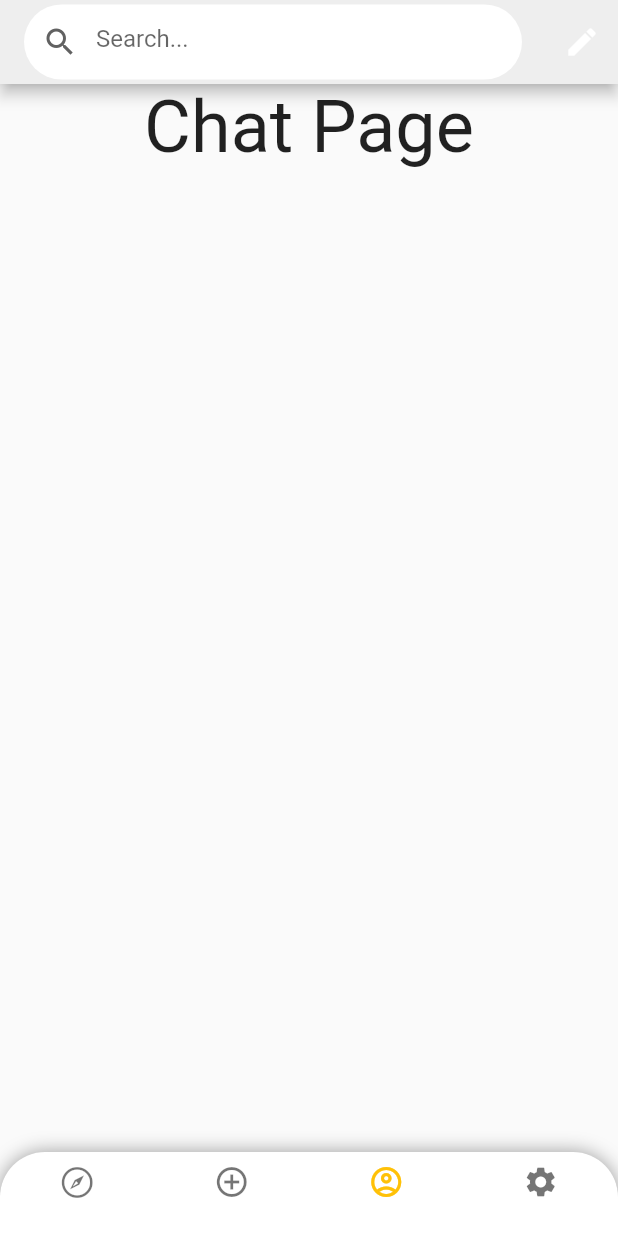
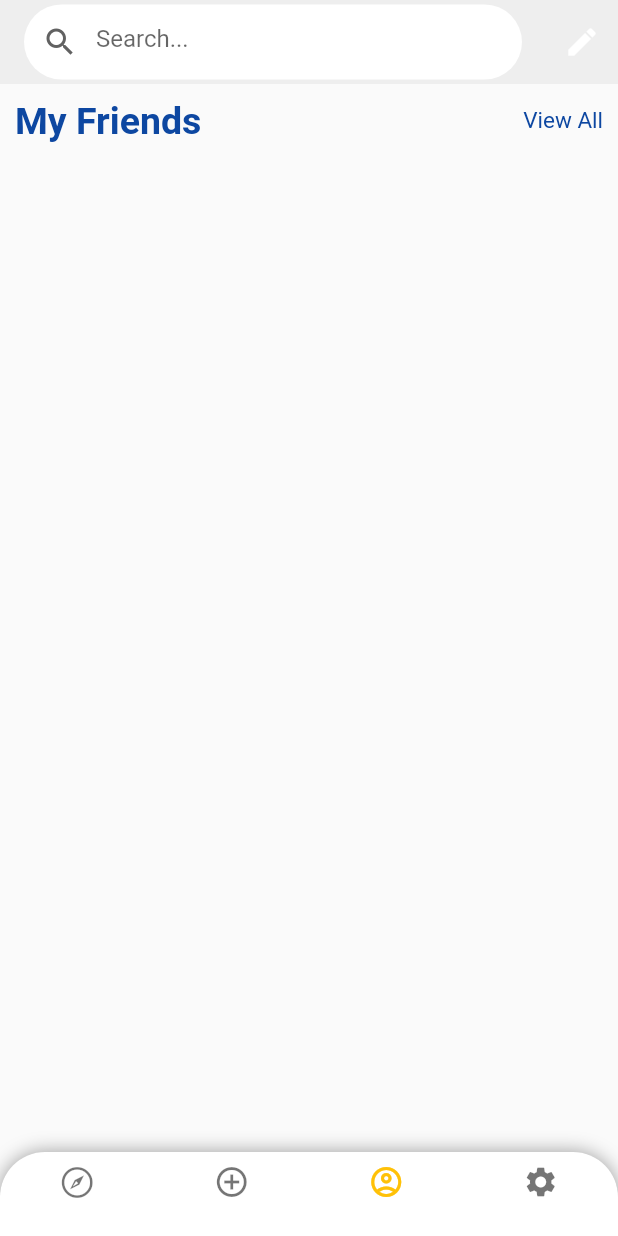
Before and after one commit to storm1486/wyam_app, a Flutter app: the screen it shows after launch, item 3 of the bottom bar chosen, on a phone screen of 412 x 824 dp. Run offline on Flutter 3.47's test engine with Material 2 defaults, Android fonts, the phone set to English and light mode, and no system bars.

Commit message:
Updated Scroll feature on the choose_location page. Updated size of horizontalScroller. Created Chat Page

```diff
--- a/lib/main.dart
+++ b/lib/main.dart
@@ -1,7 +1,7 @@
 import 'package:flutter/material.dart';
 import 'package:wyam_app/pages/applications.dart';
 import 'package:wyam_app/pages/home.dart';
-import 'package:wyam_app/pages/main_page.dart';
+import 'package:wyam_app/pages/mainPage.dart';
 
 void main() => runApp(MaterialApp(
  initialRoute: '/',
--- a/lib/pages/chat.dart
+++ b/lib/pages/chat.dart
@@ -1,5 +1,6 @@
 import 'package:flutter/material.dart';
 
+import '../services/chatPage.dart';
 import '../services/searchBar.dart';
 
 class Chat extends StatelessWidget {
@@ -10,8 +11,8 @@ class Chat extends StatelessWidget {
     return const Scaffold(
         body: Column(
         children: [
-        SafeArea(child: Search()),
-    Center(child: Text('Chat Page', style: TextStyle(fontSize: 48.0)))
+          SafeArea(child: Search()),
+          Expanded(child: ChatPage()),
 
     ],
         ),
--- /dev/null
+++ b/lib/services/chatPage.dart
@@ -0,0 +1,34 @@
+import 'package:flutter/material.dart';
+
+class ChatPage extends StatefulWidget {
+  const ChatPage({super.key});
+
+  @override
+  _ChatPageState createState() => _ChatPageState();
+}
+
+class _ChatPageState extends State<ChatPage> {
+  @override
+  Widget build(BuildContext context) {
+    return Scaffold(
+      body: SingleChildScrollView(
+        physics: BouncingScrollPhysics(),
+        child: Column(
+          crossAxisAlignment: CrossAxisAlignment.start,
+          children: [
+            Padding(
+                padding: EdgeInsets.fromLTRB(10, 10, 10, 0),
+                child: Row(
+                  mainAxisAlignment: MainAxisAlignment.spaceBetween,
+                  children:[
+                    Text("My Friends",style: TextStyle(fontSize: 25,fontWeight: FontWeight.bold, color: Colors.blue[900]),),
+                    Text('View All', style: TextStyle(fontSize: 15, color: Colors.blue[900]),)
+                  ],
+                ),
+              ),
+          ],
+        ),
+      ),
+    );
+  }
+}
--- a/lib/services/choose_location.dart
+++ b/lib/services/choose_location.dart
@@ -27,8 +27,8 @@ class _ChooseLocationState extends State<ChooseLocation> {
   Widget build(BuildContext context) {
     return Scaffold(
       backgroundColor: Colors.grey[200],
-
       body: SingleChildScrollView(
+        physics: const BouncingScrollPhysics(),
         child: Column(
               children: [
                   const Row(
--- a/lib/services/horizontalScroller.dart
+++ b/lib/services/horizontalScroller.dart
@@ -40,9 +40,9 @@ class _ScrollerItemState extends State<_ScrollerItem> {
         });
       },
       child: Container(
-        width: 100.0, // Adjust the width as needed
+        width: 120.0, // Adjust the width as needed
         height: 50.0, // Adjust the height as needed
-        margin: const EdgeInsets.all(5.0),
+        margin: const EdgeInsets.all(5),
         decoration: BoxDecoration(
           border: Border.all(
             color: isSelected ? Colors.amber : Colors.transparent,
```
Also changed, not shown: lib/pages/mainPage.dart (renamed from lib/pages/main_page.dart).
